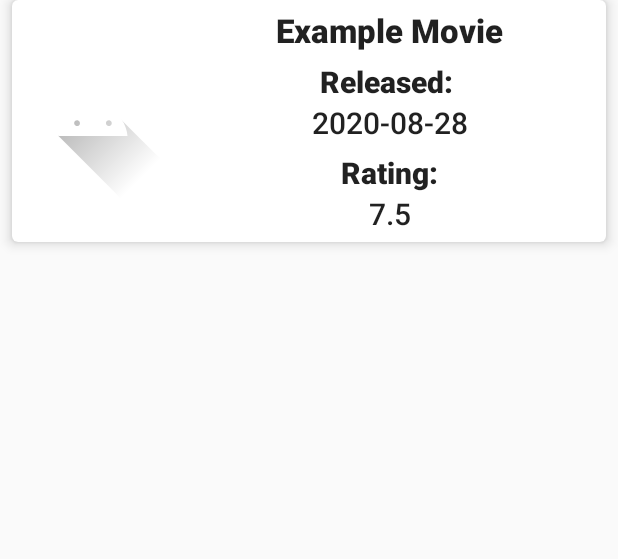
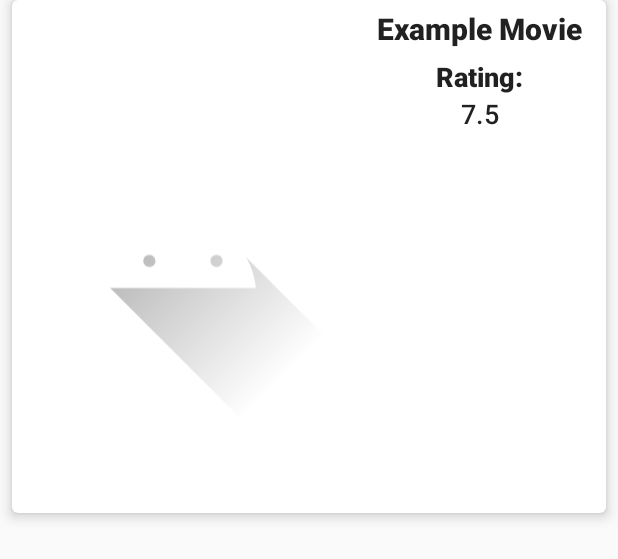
Before and after one commit to FelixLutze/Popular-Movies, an Android app: the layout movie_list_item.xml on its own in the app's theme, with its tools: preview values and no code run, on a phone screen of 412 x 824 dp. Shown: the top 559 px of the screen. Run offline under Robolectric (Android 15) with nearby library versions, the phone set to English and light mode, and no system bars; network calls fail.

Commit message:
UI Improvements

```diff
--- a/app/src/main/java/net/felixlutze/popularmovies/MovieAdapter.java
+++ b/app/src/main/java/net/felixlutze/popularmovies/MovieAdapter.java
@@ -53,7 +53,7 @@ public class MovieAdapter extends RecyclerView.Adapter<MovieAdapter.MovieViewHol
         final MovieItem currentMovieItem = mMovieItemList.get(position);
 
         Picasso.get().load(currentMovieItem.getImageResource()).placeholder(R.drawable.ic_launcher_foreground).into(holder.image);
-        holder.name.setText(currentMovieItem.getName() + " #" + (position+1));
+        holder.name.setText("#" + (position+1) + "\n" +currentMovieItem.getName());
         holder.released.setText(currentMovieItem.getReleased());
         holder.rating.setText(currentMovieItem.getRating());
 
--- a/app/src/main/res/layout/movie_list_item.xml
+++ b/app/src/main/res/layout/movie_list_item.xml
@@ -19,8 +19,8 @@
         <ImageView
             android:id="@+id/movie_image"
             android:adjustViewBounds="true"
-            android:layout_width="wrap_content"
-            android:layout_height="match_parent"
+            android:layout_width="342px"
+            android:layout_height="513px"
             android:src="@drawable/ic_launcher_foreground"
             android:contentDescription="Movie image" />
 
@@ -39,8 +39,8 @@
                 android:gravity="center_horizontal"
                 android:layout_gravity="center_horizontal"
                 android:paddingBottom="6dp"
-                android:paddingHorizontal="4dp"
-                android:textSize="22sp"
+
+                android:textSize="20sp"
                 android:textStyle="bold"
                 tools:text="Example Movie"/>
 
@@ -50,7 +50,9 @@
                 android:layout_height="wrap_content"
                 android:layout_gravity="center"
                 android:textStyle="bold"
-                android:text="Released: "/>
+                android:textSize="18sp"
+                android:text="Released:"
+                android:visibility="gone"/>
 
             <TextView
                 android:id="@+id/movie_released"
@@ -58,9 +60,10 @@
                 android:layout_width="wrap_content"
                 android:layout_height="wrap_content"
                 android:layout_gravity="center"
-                android:textSize="20sp"
+                android:textSize="18sp"
                 android:paddingBottom="6dp"
-                tools:text="2020-08-28"/>
+                tools:text="2020-08-28"
+                android:visibility="gone"/>
 
             <TextView
                 style="@style/TextAppearance.AppCompat.Title"
@@ -68,6 +71,7 @@
                 android:layout_height="wrap_content"
                 android:layout_gravity="center"
                 android:textStyle="bold"
+                android:textSize="18sp"
                 android:text="Rating:"/>
 
             <TextView
@@ -76,7 +80,7 @@
                 android:layout_width="wrap_content"
                 android:layout_height="wrap_content"
                 android:layout_gravity="center"
-                android:textSize="20sp"
+                android:textSize="18sp"
                 tools:text="7.5"/>
         </LinearLayout>
 
```
Also changed, not shown: app/src/main/java/net/felixlutze/popularmovies/MainActivity.java (+11 -0 lines).
